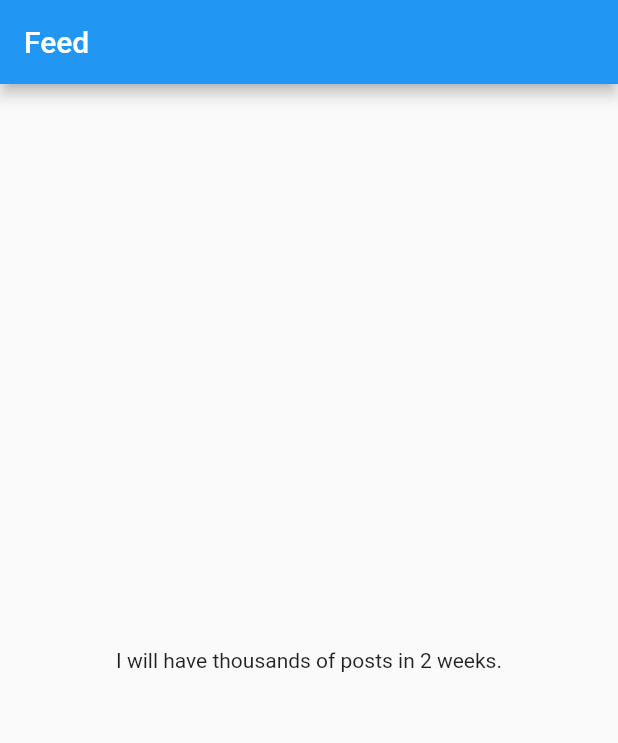
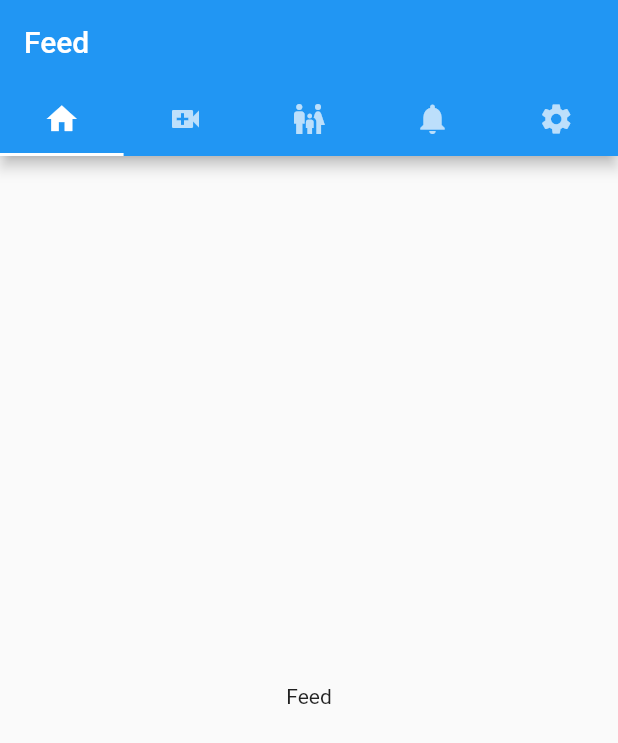
Before and after one commit to mohammadzamaniaf/Facehub, a Flutter app: the screen it shows after launch, on a phone screen of 412 x 824 dp. Shown: the top 743 px of the screen. Run offline on Flutter 3.47's test engine with Material 2 defaults, Android fonts, the phone set to English and light mode, and no system bars.

Commit message:
change folder structure.

```diff
--- /dev/null
+++ b/lib/core/constants/constants.dart
@@ -0,0 +1,13 @@
+import 'package:flutter/material.dart';
+
+class FeedConstants {
+  static const homeScreenAppBarTabs = [
+    Tab(icon: Icon(Icons.home)),
+    Tab(icon: Icon(Icons.video_call)),
+    Tab(icon: Icon(Icons.family_restroom)),
+    Tab(icon: Icon(Icons.notifications)),
+    Tab(icon: Icon(Icons.settings)),
+  ];
+
+  FeedConstants._();
+}
--- /dev/null
+++ b/lib/core/screens/home_screen.dart
@@ -0,0 +1,41 @@
+import 'package:flutter/material.dart';
+
+import '/core/constants/constants.dart';
+
+class HomeScreen extends StatelessWidget {
+  const HomeScreen({super.key});
+
+  @override
+  Widget build(BuildContext context) {
+    return DefaultTabController(
+      length: 5,
+      child: Scaffold(
+        appBar: AppBar(
+          title: const Text('Feed'),
+          bottom: const TabBar(
+            tabs: FeedConstants.homeScreenAppBarTabs,
+          ),
+        ),
+        body: const TabBarView(
+          children: [
+            Center(
+              child: Text('Feed'),
+            ),
+            Center(
+              child: Text('Videos'),
+            ),
+            Center(
+              child: Text('Community'),
+            ),
+            Center(
+              child: Text('Notifications'),
+            ),
+            Center(
+              child: Text('Settings'),
+            ),
+          ],
+        ),
+      ),
+    );
+  }
+}
--- a/lib/features/feed/presentation/screens/home_screen.dart
+++ /dev/null
@@ -1,17 +0,0 @@
-import 'package:flutter/material.dart';
-
-class HomeScreen extends StatelessWidget {
-  const HomeScreen({super.key});
-
-  @override
-  Widget build(BuildContext context) {
-    return Scaffold(
-      appBar: AppBar(
-        title: const Text('Feed'),
-      ),
-      body: Center(
-        child: Text('I will have thousands of posts in 2 weeks.'),
-      ),
-    );
-  }
-}
--- a/lib/main.dart
+++ b/lib/main.dart
@@ -1,6 +1,6 @@
 import 'package:flutter/material.dart';
 
-import '/features/feed/presentation/screens/home_screen.dart';
+import '/core/screens/home_screen.dart';
 
 void main() {
   runApp(const MainApp());
```
